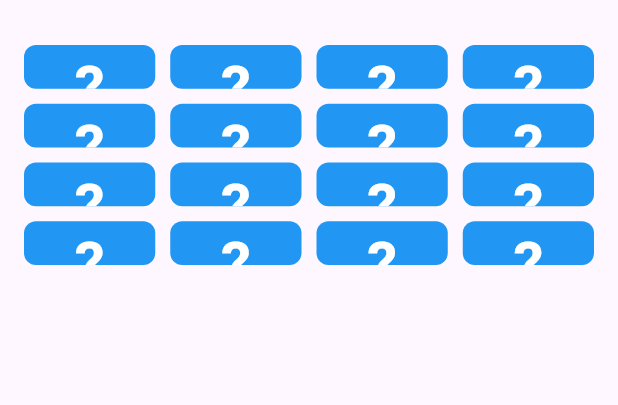
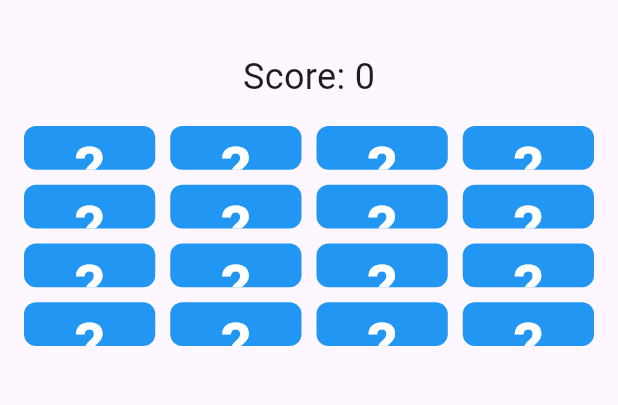
Before and after one commit to asaf65676/memory_game, a Flutter app: the screen it shows after launch, on a phone screen of 412 x 824 dp, the part 63-468 px from its top. Run offline on Flutter 3.47's test engine with Material 3 defaults, Android fonts, the phone set to English and light mode, and no system bars.

Commit message:
Adding "Score"

```diff
--- a/lib/main.dart
+++ b/lib/main.dart
@@ -30,6 +30,7 @@ class _MemoryGamePageState extends State<MemoryGamePage> {
   late List<CardModel> flippedCards;
   late bool isFlipping;
   late int attempts;
+  late int score; // New variable to track score
   late Timer? timer;
 
   @override
@@ -44,6 +45,7 @@ class _MemoryGamePageState extends State<MemoryGamePage> {
     flippedCards = [];
     isFlipping = false;
     attempts = 0;
+    score = 0; // Initialize score to 0
   }
 
   List<CardModel> generateCards() {
@@ -86,6 +88,9 @@ class _MemoryGamePageState extends State<MemoryGamePage> {
         } else {
           flippedCards = [];
           isFlipping = false;
+          setState(() {
+            score++; // Increment score on successful match
+          });
         }
       }
     }
@@ -103,7 +108,15 @@ class _MemoryGamePageState extends State<MemoryGamePage> {
       appBar: AppBar(
         title: Text('Memory Game'),
       ),
-      body: GridView.builder(
+      body: Column(
+        children: [
+          SizedBox(height: 20), // Add some space above the game
+          Text(
+            'Score: $score', // Display the score
+            style: TextStyle(fontSize: 24),
+          ),
+          Expanded(
+            child: GridView.builder(
               padding: EdgeInsets.all(16.0),
               gridDelegate: SliverGridDelegateWithFixedCrossAxisCount(
                 crossAxisCount: 4,
@@ -120,6 +133,9 @@ class _MemoryGamePageState extends State<MemoryGamePage> {
                   },
                 );
               },
+            ),
+          ),
+        ],
       ),
     );
   }
```
Lines whose indentation alone changed are shown as unchanged.
